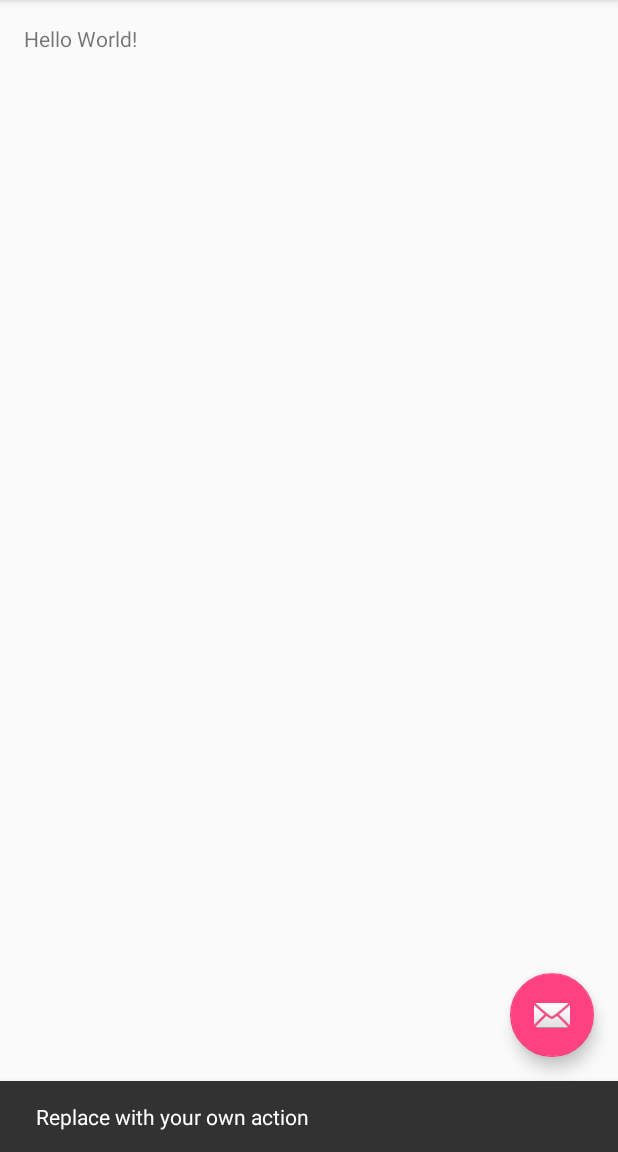
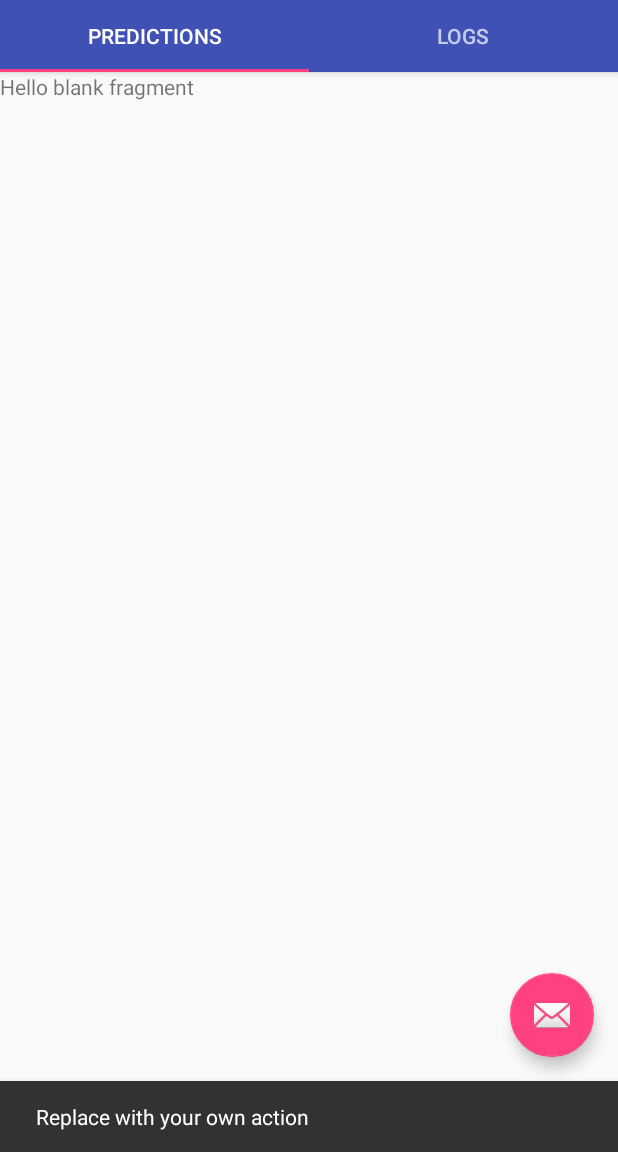
Before and after one commit to unstablebrainiac/DynamicDialer, an Android app: the screen it shows after launch (MainActivity), after a tap on an icon or button, on a phone screen of 412 x 824 dp, the part 84-1236 px from its top. Run offline under Robolectric (Android 15) with nearby library versions, the phone set to English and light mode, and no system bars.

Commit message:
Implemented TabLayout

```diff
--- a/app/build.gradle
+++ b/app/build.gradle
@@ -19,12 +19,24 @@ android {
     }
 }
 
+ext {
+    supportLibVersion = '25.0.1'
+    retrofitVersion = '2.1.0'
+    okhttpVersion = '3.4.1'
+}
+
 dependencies {
     compile fileTree(dir: 'libs', include: ['*.jar'])
     androidTestCompile('com.android.support.test.espresso:espresso-core:2.2.2', {
         exclude group: 'com.android.support', module: 'support-annotations'
     })
-    compile 'com.android.support:appcompat-v7:25.0.1'
-    compile 'com.android.support:design:25.0.1'
+    compile "com.android.support:appcompat-v7:${supportLibVersion}"
+    compile "com.android.support:design:${supportLibVersion}"
+    compile "com.android.support:cardview-v7:${supportLibVersion}"
+    compile "com.android.support:recyclerview-v7:${supportLibVersion}"
+    compile "com.squareup.retrofit2:retrofit:${retrofitVersion}"
+    compile "com.squareup.retrofit2:converter-gson:${retrofitVersion}"
+    compile "com.squareup.okhttp3:okhttp:${okhttpVersion}"
+    compile 'com.android.support:support-v4:25.0.1'
     testCompile 'junit:junit:4.12'
 }
--- a/app/src/main/java/com/tobedecided/dynamicdialer/MainActivity.java
+++ b/app/src/main/java/com/tobedecided/dynamicdialer/MainActivity.java
@@ -3,6 +3,8 @@ package com.tobedecided.dynamicdialer;
 import android.os.Bundle;
 import android.support.design.widget.FloatingActionButton;
 import android.support.design.widget.Snackbar;
+import android.support.design.widget.TabLayout;
+import android.support.v4.view.ViewPager;
 import android.support.v7.app.AppCompatActivity;
 import android.support.v7.widget.Toolbar;
 import android.view.View;
@@ -11,12 +13,22 @@ import android.view.MenuItem;
 
 public class MainActivity extends AppCompatActivity {
 
+    private Toolbar toolbar;
+    private TabLayout tabLayout;
+    private ViewPager viewPager;
+
     @Override
     protected void onCreate(Bundle savedInstanceState) {
         super.onCreate(savedInstanceState);
         setContentView(R.layout.activity_main);
-        Toolbar toolbar = (Toolbar) findViewById(R.id.toolbar);
+        toolbar = (Toolbar) findViewById(R.id.toolbar);
         setSupportActionBar(toolbar);
+
+        viewPager = (ViewPager) findViewById(R.id.viewpager);
+        setupViewPager(viewPager);
+
+        tabLayout = (TabLayout) findViewById(R.id.tabs);
+        tabLayout.setupWithViewPager(viewPager);
 
         FloatingActionButton fab = (FloatingActionButton) findViewById(R.id.fab);
         fab.setOnClickListener(new View.OnClickListener() {
@@ -26,6 +38,13 @@ public class MainActivity extends AppCompatActivity {
                         .setAction("Action", null).show();
             }
         });
+    }
+
+    private void setupViewPager(ViewPager viewPager) {
+        ViewPagerAdapter adapter = new ViewPagerAdapter(getSupportFragmentManager());
+        adapter.addFragment(new PredictionsFragment(), "PREDICTIONS");
+        adapter.addFragment(new LogsFragment(), "LOGS");
+        viewPager.setAdapter(adapter);
     }
 
     @Override
--- /dev/null
+++ b/app/src/main/java/com/tobedecided/dynamicdialer/ViewPagerAdapter.java
@@ -0,0 +1,41 @@
+package com.tobedecided.dynamicdialer;
+
+import android.support.v4.app.Fragment;
+import android.support.v4.app.FragmentManager;
+import android.support.v4.app.FragmentPagerAdapter;
+
+import java.util.ArrayList;
+import java.util.List;
+
+/**
+ * Created by sajalnarang on 30/11/16.
+ */
+
+public class ViewPagerAdapter extends FragmentPagerAdapter {
+    private final List<Fragment> mFragmentList = new ArrayList<>();
+    private final List<String> mFragmentTitleList = new ArrayList<>();
+
+    public ViewPagerAdapter(FragmentManager manager) {
+        super(manager);
+    }
+
+    @Override
+    public Fragment getItem(int position) {
+        return mFragmentList.get(position);
+    }
+
+    @Override
+    public int getCount() {
+        return mFragmentList.size();
+    }
+
+    public void addFragment(Fragment fragment, String title) {
+        mFragmentList.add(fragment);
+        mFragmentTitleList.add(title);
+    }
+
+    @Override
+    public CharSequence getPageTitle(int position) {
+        return mFragmentTitleList.get(position);
+    }
+}
--- a/app/src/main/res/layout/activity_main.xml
+++ b/app/src/main/res/layout/activity_main.xml
@@ -19,7 +19,20 @@
             android:background="?attr/colorPrimary"
             app:popupTheme="@style/AppTheme.PopupOverlay" />
 
+        <android.support.design.widget.TabLayout
+            android:id="@+id/tabs"
+            android:layout_width="match_parent"
+            android:layout_height="wrap_content"
+            app:tabGravity="fill"
+            app:tabMode="fixed" />
+
     </android.support.design.widget.AppBarLayout>
+
+    <android.support.v4.view.ViewPager
+        android:id="@+id/viewpager"
+        android:layout_width="match_parent"
+        android:layout_height="match_parent"
+        app:layout_behavior="@string/appbar_scrolling_view_behavior" />
 
     <include layout="@layout/content_main" />
 
--- a/app/src/main/res/layout/content_main.xml
+++ b/app/src/main/res/layout/content_main.xml
@@ -13,8 +13,4 @@
     tools:context="com.tobedecided.dynamicdialer.MainActivity"
     tools:showIn="@layout/activity_main">
 
-    <TextView
-        android:layout_width="wrap_content"
-        android:layout_height="wrap_content"
-        android:text="Hello World!" />
 </RelativeLayout>
--- a/app/src/main/res/values-v21/styles.xml
+++ b/app/src/main/res/values-v21/styles.xml
@@ -5,5 +5,10 @@
         <item name="windowNoTitle">true</item>
         <item name="android:windowDrawsSystemBarBackgrounds">true</item>
         <item name="android:statusBarColor">@android:color/transparent</item>
+        <item name="android:windowContentTransitions">true</item>
+        <item name="android:windowAllowEnterTransitionOverlap">true</item>
+        <item name="android:windowAllowReturnTransitionOverlap">true</item>
+        <item name="android:windowSharedElementEnterTransition">@android:transition/move</item>
+        <item name="android:windowSharedElementExitTransition">@android:transition/move</item>
     </style>
 </resources>
--- a/app/src/main/res/values/strings.xml
+++ b/app/src/main/res/values/strings.xml
@@ -1,4 +1,7 @@
 <resources>
     <string name="app_name">DynamicDialer</string>
     <string name="action_settings">Settings</string>
+
+    <!-- TODO: Remove or change this placeholder text -->
+    <string name="hello_blank_fragment">Hello blank fragment</string>
 </resources>
--- a/app/src/main/res/values/styles.xml
+++ b/app/src/main/res/values/styles.xml
@@ -6,6 +6,8 @@
         <item name="colorPrimary">@color/colorPrimary</item>
         <item name="colorPrimaryDark">@color/colorPrimaryDark</item>
         <item name="colorAccent">@color/colorAccent</item>
+        <item name="windowNoTitle">true</item>
+        <item name="windowActionBar">false</item>
     </style>
 
     <style name="AppTheme.NoActionBar">
```
